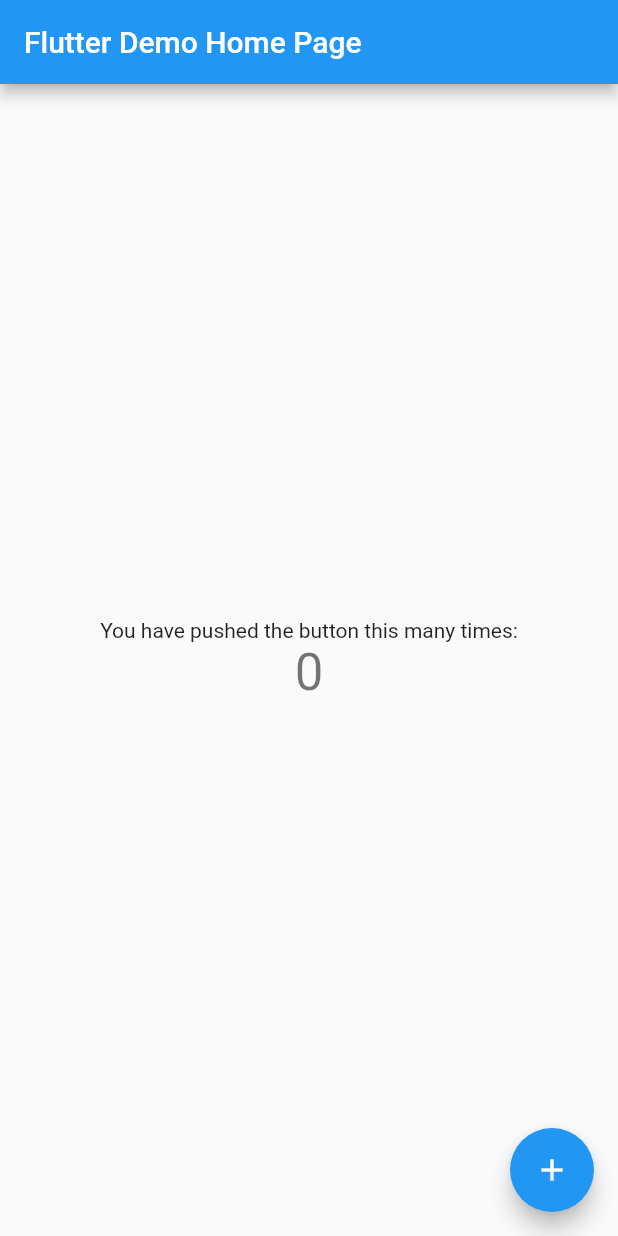
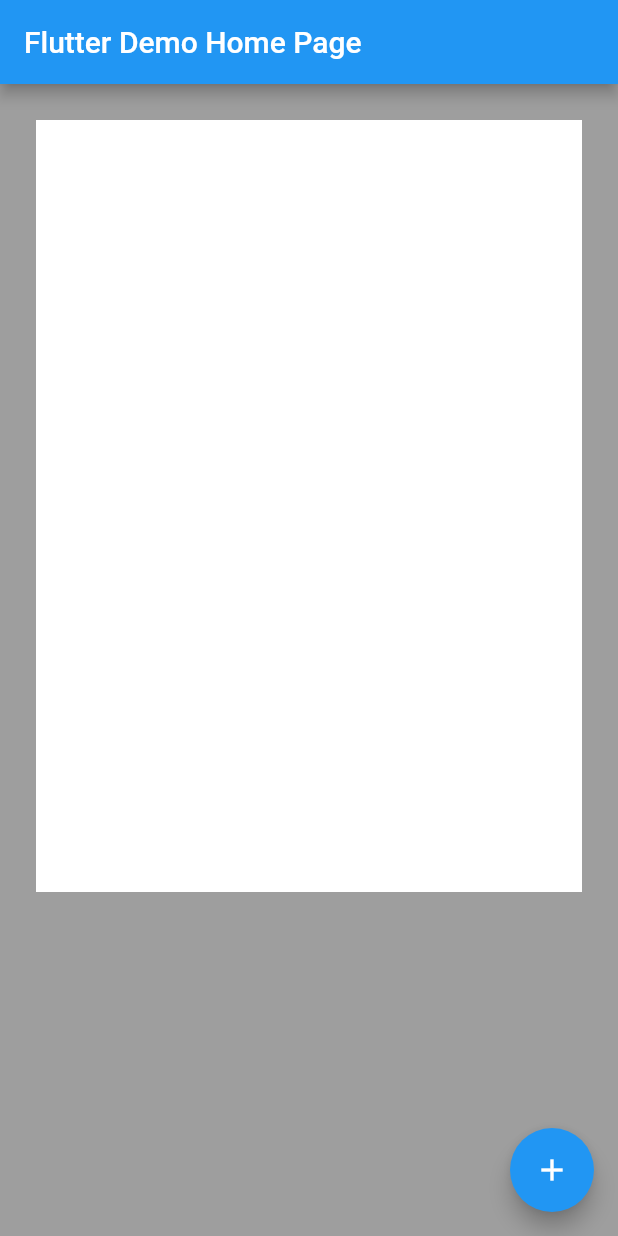
Before and after one commit to sushmoyr/flutter_whiteboard, a Flutter app: the screen it shows after launch, on a phone screen of 412 x 824 dp. Run offline on Flutter 3.47's test engine with Material 2 defaults, Android fonts, the phone set to English and light mode, and no system bars; our stand-ins replace flutter_riverpod, freezed_annotation.

Commit message:
added whiteboard widget

```diff
--- a/example/lib/main.dart
+++ b/example/lib/main.dart
@@ -1,4 +1,5 @@
 import 'package:flutter/material.dart';
+import 'package:flutter_whiteboard/flutter_whiteboard.dart';
 
 void main() {
   runApp(const MyApp());
@@ -49,6 +50,7 @@ class MyHomePage extends StatefulWidget {
 
 class _MyHomePageState extends State<MyHomePage> {
   int _counter = 0;
+  final WhiteboardController controller = WhiteboardController();
 
   void _incrementCounter() {
     setState(() {
@@ -75,34 +77,11 @@ class _MyHomePageState extends State<MyHomePage> {
         // the App.build method, and use it to set our appbar title.
         title: Text(widget.title),
       ),
-      body: Center(
-        // Center is a layout widget. It takes a single child and positions it
-        // in the middle of the parent.
-        child: Column(
-          // Column is also a layout widget. It takes a list of children and
-          // arranges them vertically. By default, it sizes itself to fit its
-          // children horizontally, and tries to be as tall as its parent.
-          //
-          // Invoke "debug painting" (press "p" in the console, choose the
-          // "Toggle Debug Paint" action from the Flutter Inspector in Android
-          // Studio, or the "Toggle Debug Paint" command in Visual Studio Code)
-          // to see the wireframe for each widget.
-          //
-          // Column has various properties to control how it sizes itself and
-          // how it positions its children. Here we use mainAxisAlignment to
-          // center the children vertically; the main axis here is the vertical
-          // axis because Columns are vertical (the cross axis would be
-          // horizontal).
-          mainAxisAlignment: MainAxisAlignment.center,
-          children: <Widget>[
-            const Text(
-              'You have pushed the button this many times:',
-            ),
-            Text(
-              '$_counter',
-              style: Theme.of(context).textTheme.headlineMedium,
-            ),
-          ],
+      backgroundColor: Colors.grey,
+      body: Padding(
+        padding: const EdgeInsets.all(24),
+        child: Whiteboard(
+          controller: controller,
         ),
       ),
       floatingActionButton: FloatingActionButton(
--- a/example/pubspec.yaml
+++ b/example/pubspec.yaml
@@ -30,6 +30,8 @@ environment:
 dependencies:
   flutter:
     sdk: flutter
+  flutter_whiteboard:
+    path: ../
 
 
   # The following adds the Cupertino Icons font to your application.
--- a/lib/domain/entities/pen_tool_painter.dart
+++ b/lib/domain/entities/pen_tool_painter.dart
@@ -4,7 +4,7 @@ import '../../data/data.dart';
 import 'sketch_painter.dart';
 
 class PenTool extends SketchPainter {
-  const PenTool() : super(name: "pen");
+  const PenTool() : super(name: "scribble");
 
   @override
   Paint createPaint(Sketch sketch) {
--- a/lib/domain/entities/sketch_factory.dart
+++ b/lib/domain/entities/sketch_factory.dart
@@ -22,4 +22,10 @@ class SketchFactory with _$SketchFactory {
       return null;
     }
   }
+
+  factory SketchFactory.withDefaults(SketchFactory factory) {
+    final initialPainters = const SketchFactory.initial().painters;
+    final userPainters = factory.painters;
+    return SketchFactory({...initialPainters, ...userPainters});
+  }
 }
--- /dev/null
+++ b/lib/presentation/presentation.dart
@@ -0,0 +1,5 @@
+library presentation;
+
+export './controllers/whiteboard_controller.dart';
+export './controllers/whiteboard_state.dart';
+export './widgets/whiteboard_widget.dart';
--- /dev/null
+++ b/lib/presentation/widgets/background_whiteboard.dart
@@ -0,0 +1,50 @@
+import 'package:flutter/material.dart';
+import 'package:flutter_riverpod/flutter_riverpod.dart';
+import 'package:flutter_whiteboard/domain/entities/sketch_factory.dart';
+import 'package:flutter_whiteboard/presentation/controllers/whiteboard_controller.dart';
+import 'package:flutter_whiteboard/presentation/controllers/whiteboard_state.dart';
+
+import '../../data/data.dart';
+
+class BackgroundWhiteboard extends ConsumerWidget {
+  const BackgroundWhiteboard({
+    Key? key,
+    required this.size,
+  }) : super(key: key);
+
+  final Size size;
+
+  @override
+  Widget build(BuildContext context, WidgetRef ref) {
+    final state = ref.watch(whiteboardControllerProvider);
+    return CustomPaint(
+      painter: BackgroundWhiteboardPainter(state),
+      size: size,
+    );
+  }
+}
+
+class BackgroundWhiteboardPainter extends CustomPainter {
+  final WhiteboardState state;
+  BackgroundWhiteboardPainter(this.state);
+
+  @override
+  void paint(Canvas canvas, Size size) {
+    canvas.clipRect(Offset.zero & size);
+    print("Background size: $size");
+    Paint backgroundPaint = Paint()..color = Colors.white;
+    canvas.drawPaint(backgroundPaint);
+    final sketches = state.board.sketches;
+
+    final sketchFactory = SketchFactory.withDefaults(state.sketchFactory);
+
+    for (Sketch sketch in sketches) {
+      sketchFactory.find(sketch.name)?.paint(canvas, sketch);
+    }
+  }
+
+  @override
+  bool shouldRepaint(covariant BackgroundWhiteboardPainter oldDelegate) {
+    return oldDelegate.state != state;
+  }
+}
--- /dev/null
+++ b/lib/presentation/widgets/foreground_whiteboard.dart
@@ -0,0 +1,52 @@
+import 'package:flutter/material.dart';
+import 'package:flutter_riverpod/flutter_riverpod.dart';
+import 'package:flutter_whiteboard/domain/entities/sketch_factory.dart';
+import 'package:flutter_whiteboard/presentation/controllers/whiteboard_controller.dart';
+import 'package:flutter_whiteboard/presentation/controllers/whiteboard_state.dart';
+
+class ForegroundArtboard extends ConsumerWidget {
+  const ForegroundArtboard({
+    Key? key,
+    required this.size,
+  }) : super(key: key);
+
+  final Size size;
+
+  @override
+  Widget build(BuildContext context, WidgetRef ref) {
+    final state = ref.watch(whiteboardControllerProvider);
+    final controller = ref.read(whiteboardControllerProvider.notifier);
+    // print("Foreground artboard");
+    return Listener(
+      onPointerDown: (event) => controller.onPointerDown(event, size),
+      onPointerUp: (event) => controller.onPointerUp(event, size),
+      onPointerMove: (event) => controller.onPointerMove(event, size),
+      child: CustomPaint(
+        painter: ForegroundPainter(state),
+        size: size,
+      ),
+    );
+  }
+}
+
+class ForegroundPainter extends CustomPainter {
+  final WhiteboardState state;
+
+  ForegroundPainter(this.state);
+
+  @override
+  void paint(Canvas canvas, Size size) {
+    print("Foreground size: $size");
+    canvas.clipRect(Offset.zero & size);
+    final sketch = state.activeSketch;
+    if (sketch == null) return;
+
+    final factory = SketchFactory.withDefaults(state.sketchFactory);
+    factory.find(sketch.name)?.paint(canvas, sketch);
+  }
+
+  @override
+  bool shouldRepaint(covariant ForegroundPainter oldDelegate) {
+    return true;
+  }
+}
--- a/lib/presentation/widgets/whiteboard_widget.dart
+++ b/lib/presentation/widgets/whiteboard_widget.dart
@@ -1,6 +1,8 @@
 import 'package:flutter/material.dart';
 import 'package:flutter_riverpod/flutter_riverpod.dart';
 import 'package:flutter_whiteboard/presentation/controllers/whiteboard_controller.dart';
+import 'package:flutter_whiteboard/presentation/widgets/background_whiteboard.dart';
+import 'package:flutter_whiteboard/presentation/widgets/foreground_whiteboard.dart';
 
 class Whiteboard extends StatelessWidget {
   const Whiteboard({
@@ -46,10 +48,34 @@ class _Whiteboard extends ConsumerWidget {
 
   @override
   Widget build(BuildContext context, WidgetRef ref) {
-    return RepaintBoundary(
-      key: canvasKey,
-      child: Stack(
-        children: [],
+    final state = ref.watch(whiteboardControllerProvider);
+    final board = state.board;
+    final controller = ref.read(whiteboardControllerProvider.notifier);
+    print("w: ${board.width} h: ${board.height}");
+    return InteractiveViewer(
+      scaleEnabled: controller.isMoving,
+      panEnabled: controller.isMoving,
+      child: RepaintBoundary(
+        key: canvasKey,
+        child: AspectRatio(
+          aspectRatio: board.ratio,
+          child: LayoutBuilder(builder: (context, constraints) {
+            final size = Size(board.width, board.height);
+            print(size);
+            return FittedBox(
+              child: SizedBox(
+                width: board.width,
+                height: board.height,
+                child: Stack(
+                  children: [
+                    BackgroundWhiteboard(size: size),
+                    if (!readOnly) ForegroundArtboard(size: size)
+                  ],
+                ),
+              ),
+            );
+          }),
+        ),
       ),
     );
   }
```
Also changed, not shown: lib/data/models/point/point.dart (+8 -0 lines), lib/flutter_whiteboard.dart (+3 -5 lines), lib/presentation/controllers/whiteboard_controller.dart (+12 -7 lines), example/pubspec.lock, lib/data/models/point/point.freezed.dart, lib/presentation/widgets/background_artboard.dart (deleted), 1 other file.
